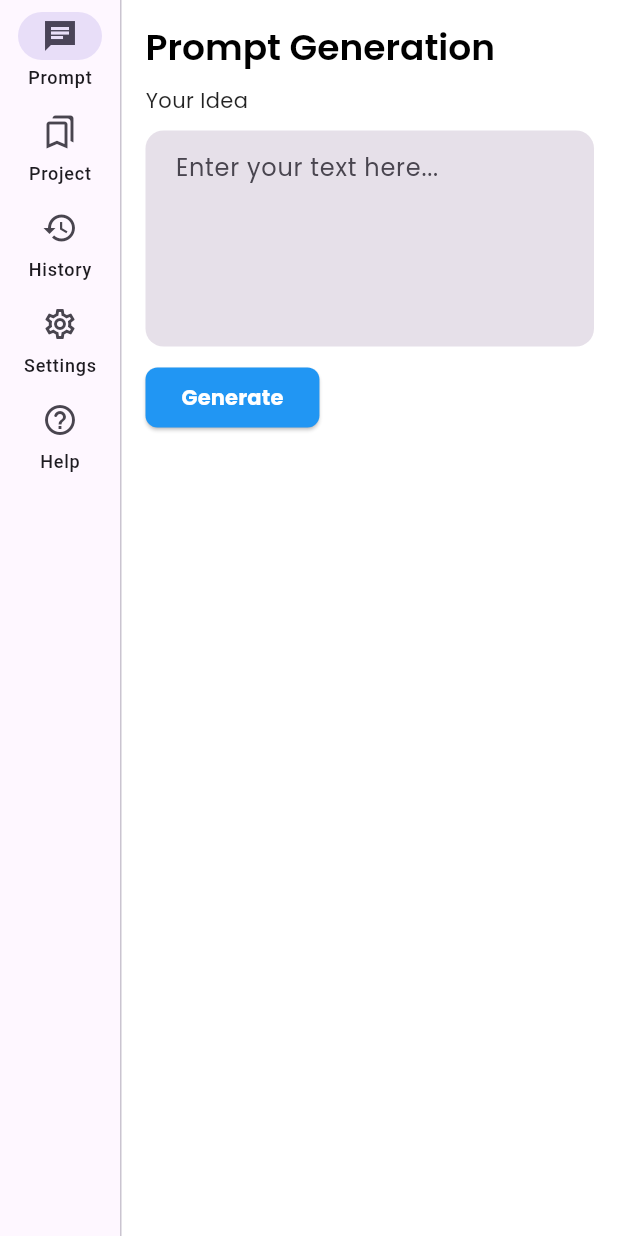
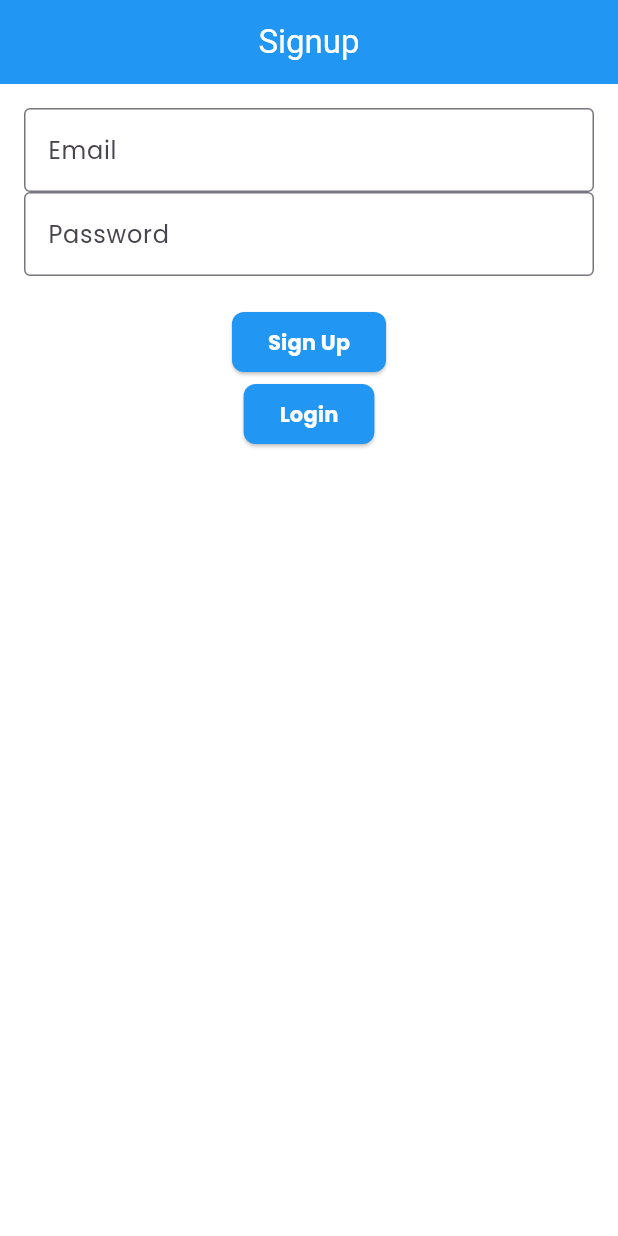
Before and after one commit to Abhay2133/neuroplan, a Flutter app: the screen it shows after launch, on a phone screen of 412 x 824 dp. Run offline on Flutter 3.47's test engine with Material 3 defaults, Android fonts, the light colour scheme and no system bars; our stand-ins replace firebase_auth, firebase_core, flutter_dotenv, gap, go_router, google_fonts and 1 more; accounts and stored records are empty.

Commit message:
added auth

```diff
--- a/lib/main.dart
+++ b/lib/main.dart
@@ -1,10 +1,16 @@
+import 'package:firebase_core/firebase_core.dart';
 import 'package:flutter/material.dart';
 import 'package:neuroplan/constants/themes.dart';
+import 'package:neuroplan/firebase_options.dart';
 import 'package:neuroplan/router/app_router.dart';
 import 'package:flutter_dotenv/flutter_dotenv.dart';
 
 Future<void> main() async {
+  WidgetsFlutterBinding.ensureInitialized();
   await dotenv.load(fileName: "prod.env");
+  await Firebase.initializeApp(
+    options: DefaultFirebaseOptions.currentPlatform,
+  );
   runApp(const MainApp());
 }
 
--- a/lib/router/app_router.dart
+++ b/lib/router/app_router.dart
@@ -1,10 +1,15 @@
+import 'package:flutter/widgets.dart';
 import 'package:go_router/go_router.dart';
 import 'package:neuroplan/screens/app/app_screen.dart';
-import 'package:neuroplan/screens/app/prompt_screen.dart'; // Theme
+import 'package:neuroplan/screens/app/prompt_screen.dart';
+import 'package:neuroplan/screens/auth/login_screen.dart';
+import 'package:neuroplan/screens/auth/signup_screen.dart'
+    deferred as lazy_signup;
+import 'package:neuroplan/widgets/spinner.dart';
 
 class AppRouter {
   static final router = GoRouter(
-    initialLocation: "/app/prompt",
+    initialLocation: "/auth/signup",
     routes: [
       ShellRoute(
         builder: (context, state, child) {
@@ -18,6 +23,27 @@ class AppRouter {
           // You can add more GoRoutes here under AppScreen shell if needed
         ],
       ),
+      GoRoute(path: "/auth/login", builder: (context, state) => LoginScreen()),
+      // GoRoute(path: "/auth/signup", builder: (context, state) => SignupScreen()),
+      _buildRoute("/auth/signup", lazy_signup.loadLibrary),
     ],
   );
+
+  static GoRoute _buildRoute(String path, Future<dynamic> Function() lib) {
+    return GoRoute(
+      path: path,
+      builder: (context, state) {
+        return FutureBuilder(
+          future: lib(),
+          builder: (context, snapshot) {
+            if (snapshot.connectionState == ConnectionState.done) {
+              return lazy_signup.SignupScreen();
+            } else {
+              return Center(child: Spinner(radius: 30));
+            }
+          },
+        );
+      },
+    );
+  }
 }
--- /dev/null
+++ b/lib/screens/auth/signup_screen.dart
@@ -0,0 +1,71 @@
+import 'package:flutter/material.dart';
+import 'package:go_router/go_router.dart';
+import 'package:neuroplan/services/auth_service.dart';
+
+class SignupScreen extends StatefulWidget {
+  @override
+  _SignupScreenState createState() => _SignupScreenState();
+}
+
+class _SignupScreenState extends State<SignupScreen> {
+  final TextEditingController emailController = TextEditingController();
+  final TextEditingController passwordController = TextEditingController();
+  final AuthService _authService = AuthService();
+
+  // Handle the signup logic
+  void _signup() async {
+    final email = emailController.text.trim();
+    final password = passwordController.text.trim();
+
+    if (email.isEmpty || password.isEmpty) {
+      // Basic validation
+      ScaffoldMessenger.of(
+        context,
+      ).showSnackBar(SnackBar(content: Text('Please fill in both fields')));
+      return;
+    }
+
+    final user = await _authService.signUp(email, password);
+
+    if (user != null && mounted) {
+      // On successful signup, show success message and navigate
+      ScaffoldMessenger.of(
+        context,
+      ).showSnackBar(SnackBar(content: Text('Signup Successful')));
+      // Navigate to another screen (e.g., Home page)
+      context.go('/app/prompt');
+    } else {
+      // On error, show error message
+      ScaffoldMessenger.of(
+        context,
+      ).showSnackBar(SnackBar(content: Text('Signup Failed')));
+    }
+  }
+
+  @override
+  Widget build(BuildContext context) {
+    return Scaffold(
+      appBar: AppBar(title: Text('Signup')),
+      body: Padding(
+        padding: EdgeInsets.all(16),
+        child: Column(
+          children: [
+            TextField(
+              controller: emailController,
+              decoration: InputDecoration(labelText: 'Email'),
+              keyboardType: TextInputType.emailAddress,
+            ),
+            TextField(
+              controller: passwordController,
+              decoration: InputDecoration(labelText: 'Password'),
+              obscureText: true,
+            ),
+            SizedBox(height: 20),
+            ElevatedButton(onPressed: _signup, child: Text('Sign Up')),
+            ElevatedButton(onPressed: (){context.go("auth/login");}, child: Text('Login')),
+          ],
+        ),
+      ),
+    );
+  }
+}
--- a/lib/services/ai/base_ai.dart
+++ b/lib/services/ai/base_ai.dart
@@ -1,5 +1,5 @@
 abstract class BaseAi {
   final String accessToken;
   const BaseAi({required this.accessToken});
-  Future<Map<String, dynamic>> generate();
+  Future<Map<String, dynamic>> generate(String prompt);
 }
--- /dev/null
+++ b/lib/services/auth_service.dart
@@ -0,0 +1,50 @@
+import 'package:firebase_auth/firebase_auth.dart';
+
+class AuthService {
+  final FirebaseAuth _auth = FirebaseAuth.instance;
+
+  // Sign in with email and password
+  Future<User?> signIn(String email, String password) async {
+    try {
+      final userCredential = await _auth.signInWithEmailAndPassword(
+        email: email,
+        password: password,
+      );
+      return userCredential.user;
+    } catch (e) {
+      print('Login Error: $e');
+      return null;
+    }
+  }
+
+  // Register a new user with email and password
+  Future<User?> signUp(String email, String password) async {
+    try {
+      final userCredential = await _auth.createUserWithEmailAndPassword(
+        email: email,
+        password: password,
+      );
+      return userCredential.user;
+    } catch (e) {
+      String errorMessage = '';
+      if (e is FirebaseAuthException) {
+        if (e.code == 'weak-password') {
+          errorMessage = 'The password is too weak.';
+        } else if (e.code == 'email-already-in-use') {
+          errorMessage = 'The account already exists for that email.';
+        } else {
+          errorMessage = 'An unknown error occurred. Please try again.';
+        }
+      }
+      throw Exception(errorMessage);
+    }
+  }
+
+  // Sign out
+  Future<void> signOut() async {
+    await _auth.signOut();
+  }
+
+  // Get current user
+  User? get currentUser => _auth.currentUser;
+}
--- a/pubspec.yaml
+++ b/pubspec.yaml
@@ -7,12 +7,16 @@ environment:
   sdk: ^3.7.2
 
 dependencies:
+  cloud_firestore: ^5.6.7
+  firebase_auth: ^5.5.3
+  firebase_core: ^3.13.0
   flutter:
     sdk: flutter
   flutter_dotenv: ^5.2.1
   gap: ^3.0.1
   go_router: ^15.1.1
   google_fonts: ^6.2.1
+  google_sign_in: ^6.3.0
   http: ^1.3.0
   shimmer: ^3.0.0
 
```
Also changed, not shown: lib/constants/samples.dart (added, +47 -0 lines), lib/screens/app/prompt_screen.dart (+88 -30 lines), lib/screens/auth/login_screen.dart (added, +71 -0 lines), lib/services/ai/ai_factory.dart (+11 -4 lines), lib/services/ai/groq.dart (+82 -3 lines), lib/utils.dart (+78 -0 lines), firebase.json (added), lib/firebase_options.dart (added), pubspec.lock, 8 other files.
